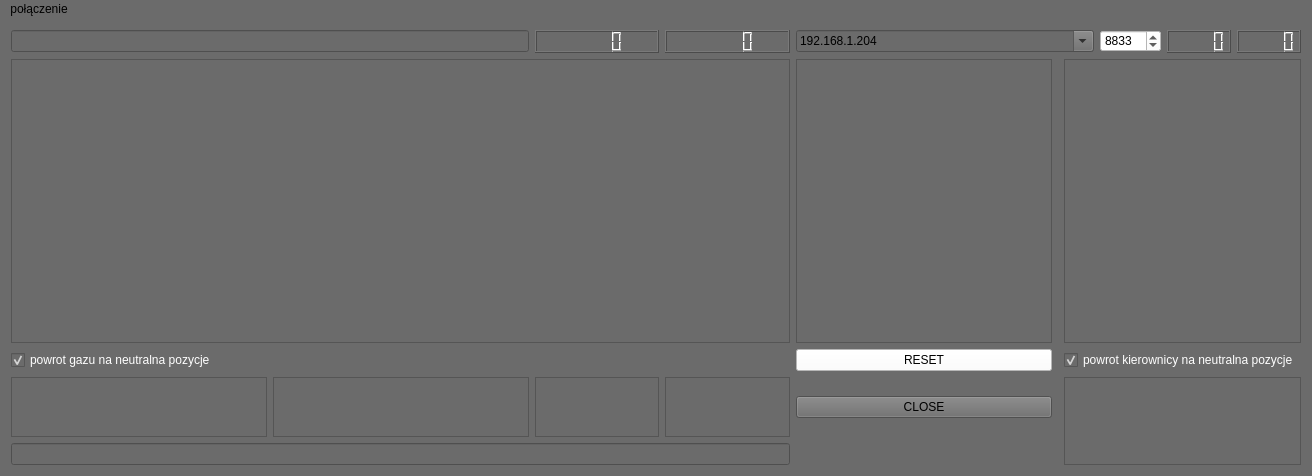
Qt form pilot/pilotwindow.ui (cyniu88/QT_kurs) before a commit.
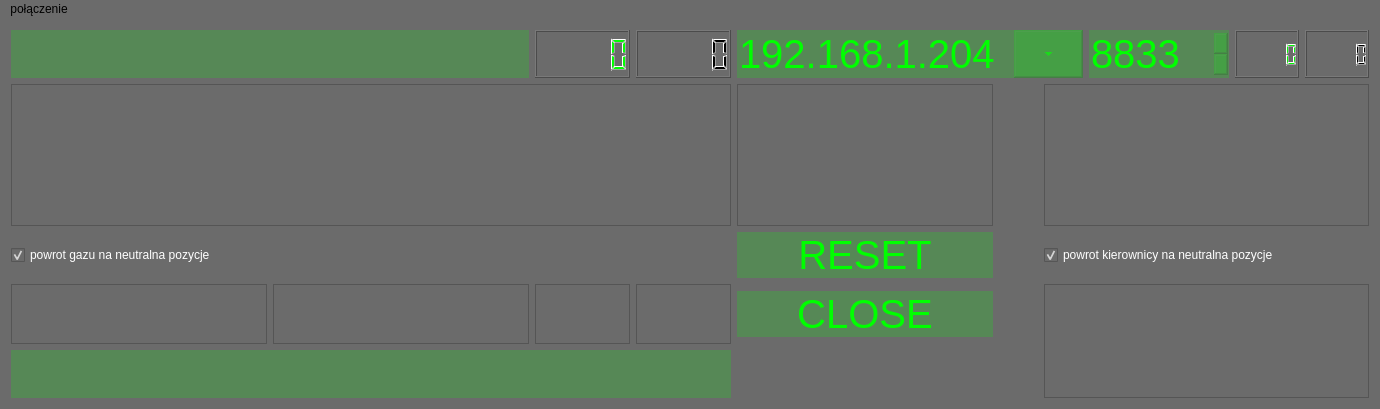
The same form after that commit. Icons and pictures are not drawn.

What changed in the file:
```diff
--- a/pilot/pilotwindow.ui
+++ b/pilot/pilotwindow.ui
@@ -6,8 +6,8 @@
    <rect>
     <x>0</x>
     <y>0</y>
-    <width>1312</width>
-    <height>476</height>
+    <width>1380</width>
+    <height>409</height>
    </rect>
   </property>
   <property name="cursor">
@@ -66,7 +66,7 @@
     <item row="0" column="2">
      <widget class="QLCDNumber" name="gazLCD_x">
       <property name="sizePolicy">
-       <sizepolicy hsizetype="Minimum" vsizetype="Minimum">
+       <sizepolicy hsizetype="Preferred" vsizetype="Minimum">
         <horstretch>0</horstretch>
         <verstretch>0</verstretch>
        </sizepolicy>
@@ -164,6 +164,14 @@
     </item>
     <item row="4" column="0" colspan="4">
      <widget class="QLineEdit" name="infoTxt">
+      <property name="styleSheet">
+       <string notr="true">background-color: rgba(0, 255, 0, 50);
+ border: true;
+	border-color: rgb(0, 255, 0);
+	color: rgb(0, 255, 0);
+    font-family:  &quot;Franklin Gothic Medium&quot;;
+    font-size:  40px;</string>
+      </property>
       <property name="readOnly">
        <bool>true</bool>
       </property>
@@ -171,8 +179,19 @@
     </item>
     <item row="2" column="4">
      <widget class="QPushButton" name="reset">
+      <property name="sizePolicy">
+       <sizepolicy hsizetype="Minimum" vsizetype="Expanding">
+        <horstretch>0</horstretch>
+        <verstretch>0</verstretch>
+       </sizepolicy>
+      </property>
       <property name="styleSheet">
-       <string notr="true">background-color: rgb(255, 255, 255);</string>
+       <string notr="true">background-color: rgba(0, 255, 0, 50);
+ border: true;
+	border-color: rgb(0, 255, 0);
+	color: rgb(0, 255, 0);
+    font-family:  &quot;Franklin Gothic Medium&quot;;
+    font-size:  40px;</string>
       </property>
       <property name="text">
        <string>RESET</string>
@@ -225,20 +244,73 @@
      </widget>
     </item>
     <item row="0" column="3">
-     <widget class="QLCDNumber" name="gazLCD_y"/>
+     <widget class="QLCDNumber" name="gazLCD_y">
+      <property name="sizePolicy">
+       <sizepolicy hsizetype="Preferred" vsizetype="Minimum">
+        <horstretch>0</horstretch>
+        <verstretch>0</verstretch>
+       </sizepolicy>
+      </property>
+     </widget>
     </item>
     <item row="3" column="4">
      <widget class="QPushButton" name="pushButton">
+      <property name="sizePolicy">
+       <sizepolicy hsizetype="Minimum" vsizetype="Maximum">
+        <horstretch>0</horstretch>
+        <verstretch>0</verstretch>
+       </sizepolicy>
+      </property>
+      <property name="styleSheet">
+       <string notr="true">background-color: rgba(0, 255, 0, 50);
+ border: true;
+	border-color: rgb(0, 255, 0);
+	color: rgb(0, 255, 0);
+    font-family:  &quot;Franklin Gothic Medium&quot;;
+    font-size:  40px;</string>
+      </property>
       <property name="text">
        <string>CLOSE</string>
       </property>
      </widget>
     </item>
     <item row="0" column="0" colspan="2">
-     <widget class="QLineEdit" name="responsTxt"/>
+     <widget class="QLineEdit" name="responsTxt">
+      <property name="styleSheet">
+       <string notr="true">background-color: rgba(0, 255, 0, 50);
+ border: true;
+	border-color: rgb(0, 255, 0);
+	color: rgb(0, 255, 0);
+    font-family:  &quot;Franklin Gothic Medium&quot;;
+    font-size:  40px;</string>
+      </property>
+     </widget>
     </item>
     <item row="0" column="4" colspan="3">
      <widget class="QComboBox" name="adresIP">
+      <property name="styleSheet">
+       <string notr="true">
+QComboBox {
+ 
+background-color: rgba(0, 255, 0, 50);
+ border: true;
+	border-color: rgb(0, 255, 0);
+	color: rgb(0, 255, 0);
+    font-family:  &quot;Franklin Gothic Medium&quot;;
+    font-size:  40px;
+}
+QComboBox::drop-down {
+     width:19px;
+   
+    margin-right:50px;
+   
+}
+QComboBox::down-arrow {
+   
+	image: url(:/ikony/files/down_arrow.png);
+}
+	</string>
+      </property>
       <property name="editable">
        <bool>true</bool>
       </property>
@@ -277,8 +349,19 @@
     </item>
     <item row="0" column="7" colspan="2">
      <widget class="QSpinBox" name="port">
+      <property name="sizePolicy">
+       <sizepolicy hsizetype="MinimumExpanding" vsizetype="Fixed">
+        <horstretch>0</horstretch>
+        <verstretch>0</verstretch>
+       </sizepolicy>
+      </property>
       <property name="styleSheet">
-       <string notr="true">background-color: rgb(255, 255, 255);</string>
+       <string notr="true">background-color: rgba(0, 255, 0, 50);
+ border: true;
+	border-color: rgb(0, 255, 0);
+	color: rgb(0, 255, 0);
+    font-family:  &quot;Franklin Gothic Medium&quot;;
+    font-size:  40px;</string>
       </property>
       <property name="maximum">
        <number>99999</number>
@@ -295,7 +378,7 @@
     <rect>
      <x>0</x>
      <y>0</y>
-     <width>1312</width>
+     <width>1380</width>
      <height>26</height>
     </rect>
    </property>
```
